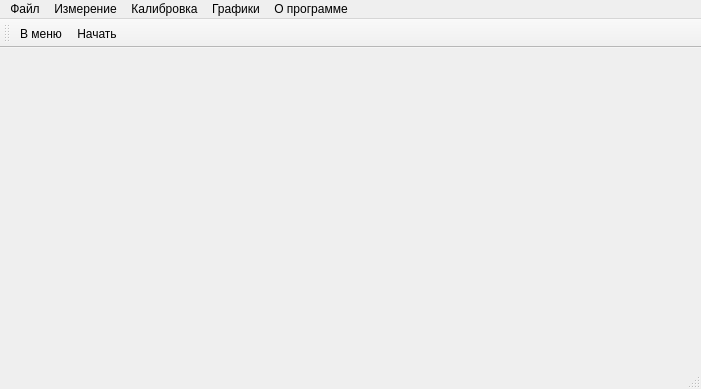
krang4d/Agrekola, file mainwindow.ui: the form before one commit.
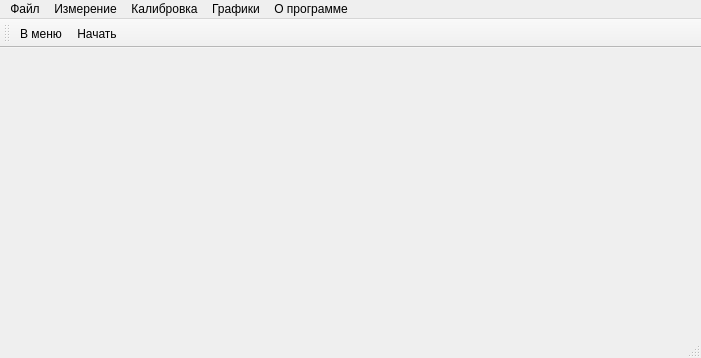
The form after the commit. Icons and pictures are not drawn.

Diff of the .ui file:
```diff
--- a/mainwindow.ui
+++ b/mainwindow.ui
@@ -7,7 +7,7 @@
     <x>0</x>
     <y>0</y>
     <width>701</width>
-    <height>389</height>
+    <height>358</height>
    </rect>
   </property>
   <property name="windowTitle">
```
Left out of the diff: 8 changed lines with no effect on the pictures.
